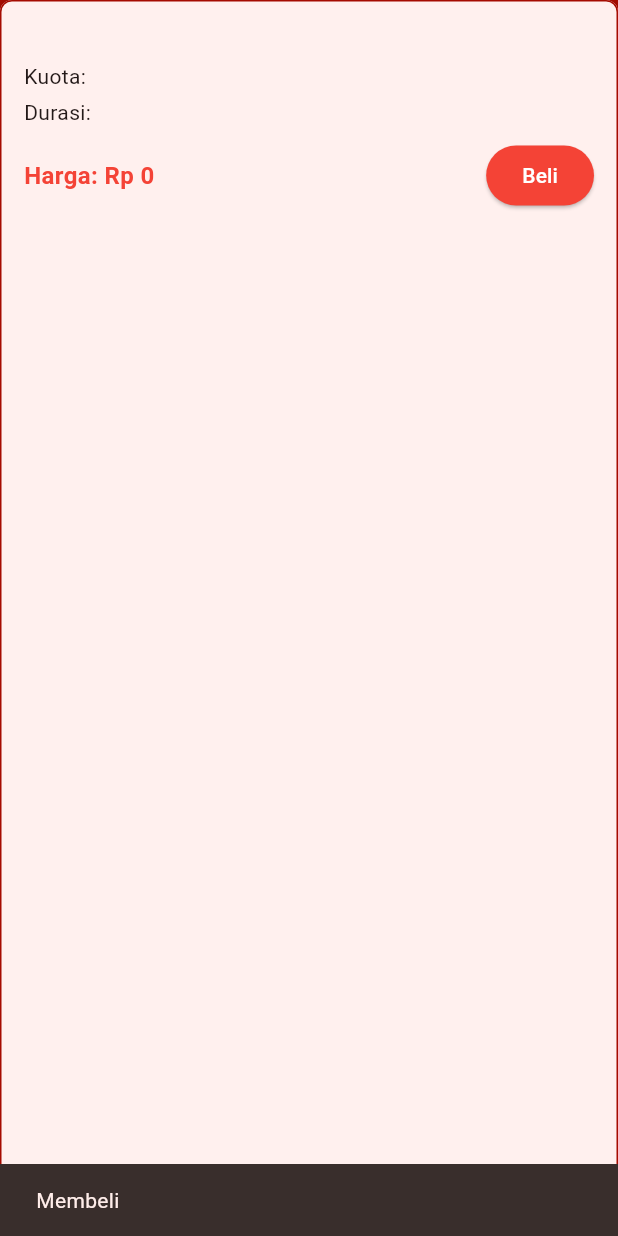
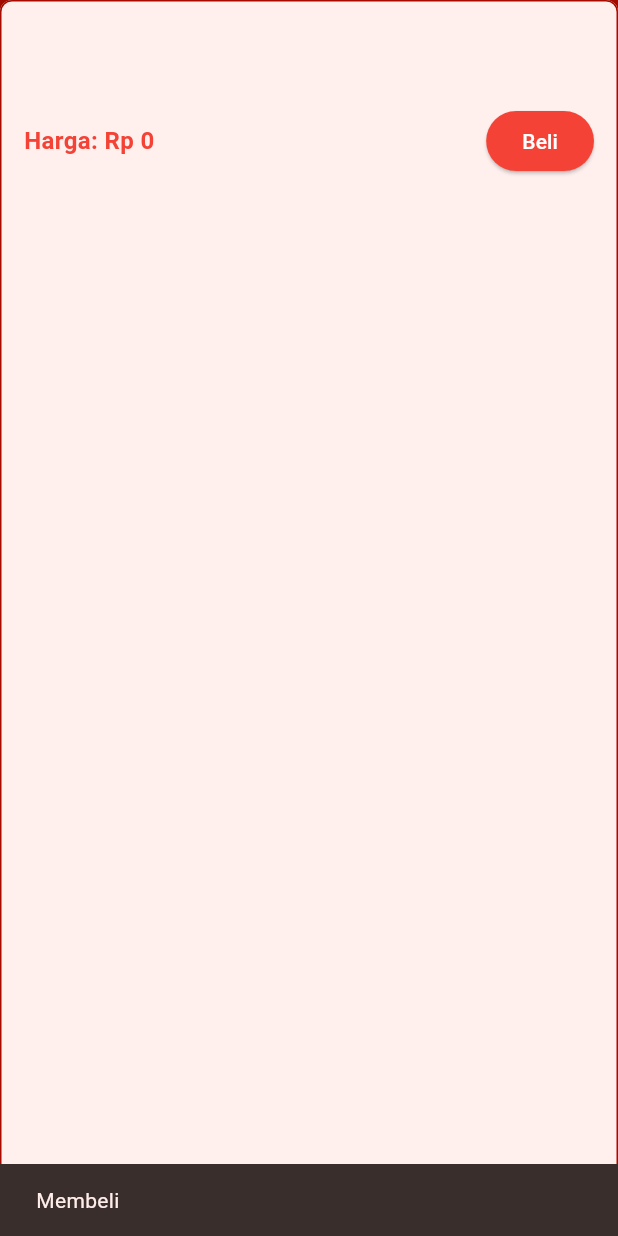
Before and after one commit to riskirills66/molittleweb, a Flutter app: the PackageCard widget shown alone on an empty page, opened directly with empty values, after a tap on "Beli", on a phone screen of 412 x 824 dp. Run offline on Flutter 3.47's test engine with Material 3 defaults, Android fonts, the phone set to English and light mode, and no system bars; our stand-ins replace dio.

Commit message:
update styling

```diff
--- a/lib/main.dart
+++ b/lib/main.dart
@@ -137,7 +137,7 @@ class _MyHomePageState extends State<MyHomePage> {
           content: Column(
             mainAxisSize: MainAxisSize.min,
             children: [
-              _buildCategoryButton(context, 'Paket Data', 'DATA'),
+              _buildCategoryButton(context, 'Paket Data Terbaik', 'DATA'),
               const SizedBox(height: 8),
               _buildCategoryButton(context, 'Paket Nelpon & SMS', 'VOICE_SMS'),
               const SizedBox(height: 8),
@@ -425,7 +425,7 @@ class _MyHomePageState extends State<MyHomePage> {
                               foregroundColor: isSelected ? Colors.white : Colors.red,
                               padding: const EdgeInsets.symmetric(horizontal: 24.0),
                               shape: RoundedRectangleBorder(
-                              borderRadius: BorderRadius.circular(20),
+                              borderRadius: BorderRadius.circular(10),
                               side: isSelected
                                 ? BorderSide.none
                                 : const BorderSide(
@@ -501,12 +501,7 @@ class PackageCard extends StatelessWidget {
             ),
             const SizedBox(height: 4),
             Text(
-              'Kuota: ${package['quota']?.toString().split(',').join('\n') ?? 'Tidak tersedia'}',
-              style: const TextStyle(fontSize: 14),
-            ),
-            const SizedBox(height: 4),
-            Text(
-              'Durasi: ${package['duration'] ?? 'Tidak tersedia'}',
+              package['quota']?.toString().split(',').join('\n') ?? 'Tidak tersedia',
               style: const TextStyle(fontSize: 14),
             ),
             const SizedBox(height: 8),
```
